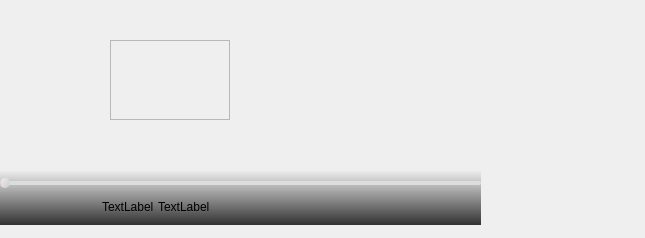
R0w0m/SeeSerial, file ui/Player_.ui: the form before one commit.
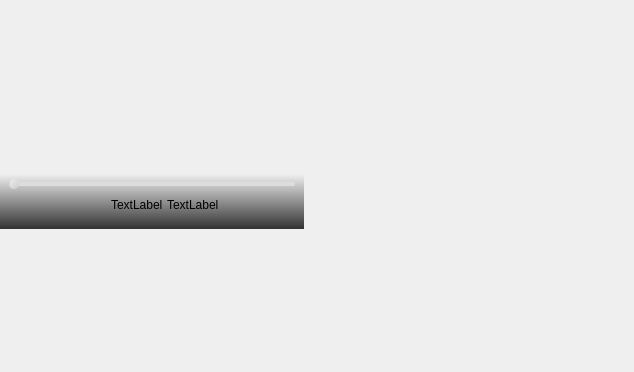
The form after the commit. Icons and pictures are not drawn.

```diff
--- a/ui/Player_.ui
+++ b/ui/Player_.ui
@@ -6,39 +6,29 @@
    <rect>
     <x>0</x>
     <y>0</y>
-    <width>645</width>
-    <height>238</height>
+    <width>634</width>
+    <height>372</height>
    </rect>
   </property>
   <property name="windowTitle">
    <string>MainWindow</string>
   </property>
   <widget class="QWidget" name="centralwidget">
-   <widget class="QFrame" name="videoFrame">
-    <property name="geometry">
-     <rect>
-      <x>110</x>
-      <y>40</y>
-      <width>120</width>
-      <height>80</height>
-     </rect>
-    </property>
-    <property name="frameShape">
-     <enum>QFrame::StyledPanel</enum>
-    </property>
-    <property name="frameShadow">
-     <enum>QFrame::Raised</enum>
-    </property>
-   </widget>
    <widget class="QWidget" name="controlWidget" native="true">
     <property name="geometry">
      <rect>
       <x>0</x>
-      <y>170</y>
-      <width>481</width>
+      <y>174</y>
+      <width>304</width>
       <height>55</height>
      </rect>
     </property>
+    <property name="maximumSize">
+     <size>
+      <width>16777215</width>
+      <height>55</height>
+     </size>
+    </property>
     <property name="styleSheet">
      <string notr="true">background: qlineargradient(spread:pad, x1:0, y1:1, x2:0, y2:0, stop:0 rgba(0, 0, 0, 202), stop:1 rgba(255, 255, 255, 0))</string>
     </property>
@@ -46,6 +36,18 @@
      <property name="spacing">
       <number>0</number>
      </property>
+     <property name="leftMargin">
+      <number>9</number>
+     </property>
+     <property name="topMargin">
+      <number>0</number>
+     </property>
+     <property name="rightMargin">
+      <number>9</number>
+     </property>
+     <property name="bottomMargin">
+      <number>9</number>
+     </property>
      <item>
       <widget class="QSlider" name="horizontalSlider">
        <property name="styleSheet">
@@ -231,8 +233,33 @@
      </item>
     </layout>
    </widget>
-   <zorder>controlWidget</zorder>
-   <zorder>videoFrame</zorder>
+   <widget class="QWidget" name="widget" native="true">
+    <property name="geometry">
+     <rect>
+      <x>0</x>
+      <y>0</y>
+      <width>241</width>
+      <height>131</height>
+     </rect>
+    </property>
+    <layout class="QVBoxLayout" name="verticalLayout_2">
+     <property name="spacing">
+      <number>0</number>
+     </property>
+     <property name="leftMargin">
+      <number>0</number>
+     </property>
+     <property name="topMargin">
+      <number>0</number>
+     </property>
+     <property name="rightMargin">
+      <number>0</number>
+     </property>
+     <property name="bottomMargin">
+      <number>0</number>
+     </property>
+    </layout>
+   </widget>
   </widget>
  </widget>
  <resources/>
```
Left out of the diff: 2 changed lines with no effect on the pictures.
